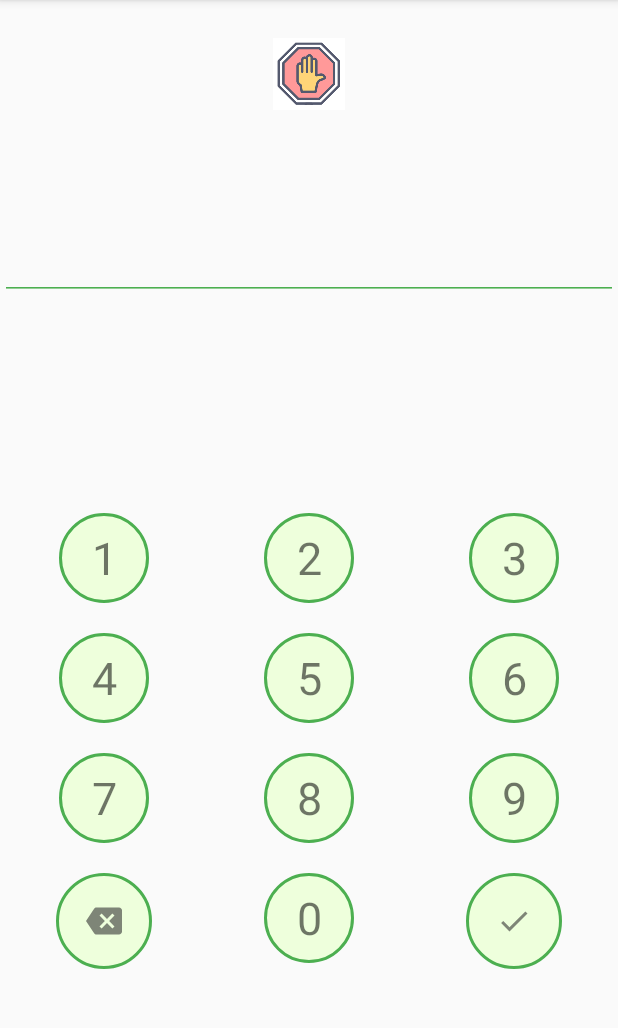
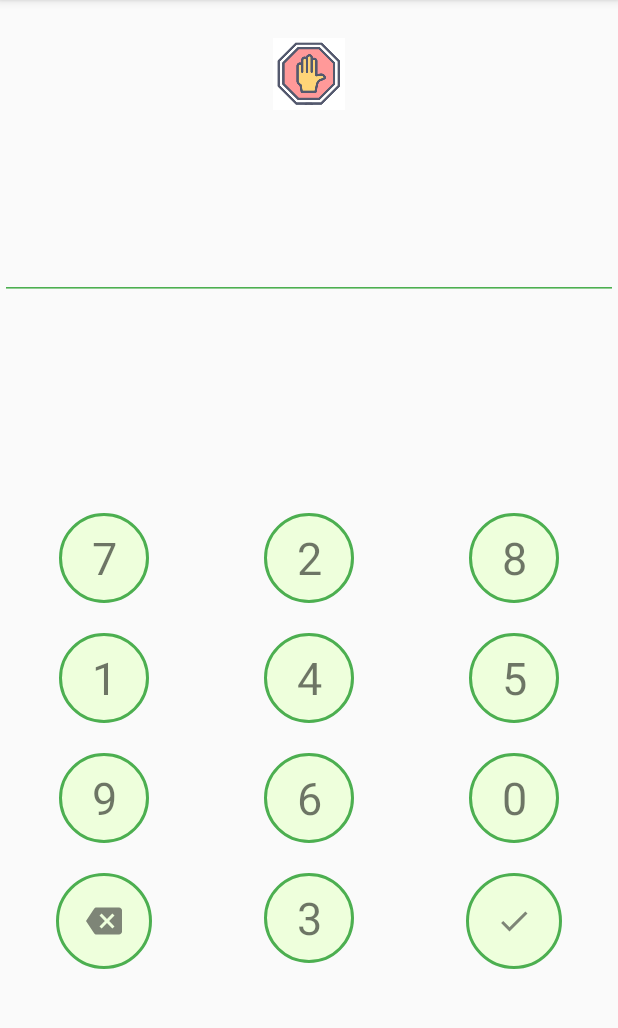
Before and after one commit to darthleonard/PlayBlocker, an Android app: the AccessActivity screen opened directly, with no data from a screen before it, on a phone screen of 412 x 824 dp, the part 84-1112 px from its top. Run offline under Robolectric (Android 15) with nearby library versions, the phone set to English and light mode, and no system bars; 1 statement that could not run was skipped.

Commit message:
random sort buttons logic implemented

```diff
--- a/app/src/main/java/darthleonard/archaos/playblocker/AccessActivity.java
+++ b/app/src/main/java/darthleonard/archaos/playblocker/AccessActivity.java
@@ -9,6 +9,8 @@ import android.widget.EditText;
 import android.widget.TextView;
 
 import androidx.appcompat.app.AppCompatActivity;
+
+import java.util.Stack;
 
 import darthleonard.archaos.playblocker.database.DBAppManager;
 import darthleonard.archaos.playblocker.database.DBAuthManager;
@@ -30,6 +32,10 @@ public class AccessActivity extends AppCompatActivity {
             OpenSettingsActivity();
             db.Close();
             finish();
+        }
+        //if(db.IsRandomSortActive()) { uncoment once the DB is updated
+        if(true) {
+            randomButtons();
         }
         db.Close();
         etPassword = findViewById(R.id.etPassword);
@@ -106,4 +112,33 @@ public class AccessActivity extends AppCompatActivity {
         startMain.setFlags(Intent.FLAG_ACTIVITY_NEW_TASK);
         startActivity(startMain);
     }
+
+    private void randomButtons() {
+        TextView[] tvButtons = loadButtons();
+        int number;
+        Stack<Integer> stack = new Stack<Integer>();
+        for (int i = 0; i < tvButtons.length ; i++) {
+            number = (int) Math.floor(Math.random() * tvButtons.length );
+            while (stack.contains(number)) {
+                number = (int) Math.floor(Math.random() * tvButtons.length );
+            }
+            stack.push(number);
+            tvButtons[i].setText(String.valueOf(number));
+        }
+    }
+
+    private TextView[] loadButtons() {
+        return new TextView[] {
+                findViewById(R.id.btn0),
+                findViewById(R.id.btn1),
+                findViewById(R.id.btn2),
+                findViewById(R.id.btn3),
+                findViewById(R.id.btn4),
+                findViewById(R.id.btn5),
+                findViewById(R.id.btn6),
+                findViewById(R.id.btn7),
+                findViewById(R.id.btn8),
+                findViewById(R.id.btn9),
+        };
+    }
 }
--- a/app/src/main/java/darthleonard/archaos/playblocker/database/DBAuthManager.java
+++ b/app/src/main/java/darthleonard/archaos/playblocker/database/DBAuthManager.java
@@ -34,6 +34,17 @@ public class DBAuthManager extends DBManager {
         return app.moveToFirst();
     }
 
+    public boolean IsRandomSortActive() {
+        Cursor cursor = database.rawQuery(
+                "select " + DatabaseHelper.CONFIG_RANDOM_SORT_BUTTONS +
+                        " from "+ DatabaseHelper.TABLE_CONFIG,
+                null);
+        if(cursor.moveToFirst()) {
+            return cursor.getInt(0) == 1;
+        }
+        return false;
+    }
+
     private void InsertPassword(String password) {
         ContentValues contentValue = new ContentValues();
         contentValue.put(DatabaseHelper.AUTH_PSW, password);
--- a/app/src/main/java/darthleonard/archaos/playblocker/database/DatabaseHelper.java
+++ b/app/src/main/java/darthleonard/archaos/playblocker/database/DatabaseHelper.java
@@ -16,6 +16,7 @@ public class DatabaseHelper extends SQLiteOpenHelper {
     static final String DB_NAME = "playblocker.db";
     public static final String AUTH_PSW = "Psw";
     public static final String CONFIG_SERVICE_STATUS = "ServiceStatus";
+    public static final String CONFIG_RANDOM_SORT_BUTTONS = "RandomSortButtons";
     static final int DB_VERSION = 1;
 
     public DatabaseHelper(Context context) {
@@ -55,7 +56,8 @@ public class DatabaseHelper extends SQLiteOpenHelper {
     private void createConfigTable(SQLiteDatabase db) {
         db.execSQL("create table " + TABLE_CONFIG + "(" +
                 ID + " integer primary key, " +
-                CONFIG_SERVICE_STATUS + " integer)");
+                CONFIG_SERVICE_STATUS + " integer," +
+                CONFIG_RANDOM_SORT_BUTTONS + " integer)");
         InitConfig(db);
     }
 
--- a/app/src/main/res/layout/activity_access.xml
+++ b/app/src/main/res/layout/activity_access.xml
@@ -36,7 +36,8 @@
             android:layout_marginTop="20dp">
             <LinearLayout android:layout_weight="1"
                 android:gravity="center">
-                <TextView android:text="1"
+                <TextView android:id="@+id/btn1"
+                    android:text="1"
                     android:layout_width="wrap_content"
                     android:layout_height="wrap_content"
                     android:textSize="30sp"
@@ -48,7 +49,8 @@
 
             <LinearLayout android:layout_weight="1"
                 android:gravity="center">
-                <TextView android:text="2"
+                <TextView android:id="@+id/btn2"
+                    android:text="2"
                     android:layout_width="wrap_content"
                     android:layout_height="wrap_content"
                     android:textSize="30sp"
@@ -60,7 +62,8 @@
 
             <LinearLayout android:layout_weight="1"
                 android:gravity="center">
-                <TextView android:text="3"
+                <TextView android:id="@+id/btn3"
+                    android:text="3"
                     android:layout_width="wrap_content"
                     android:layout_height="wrap_content"
                     android:textSize="30sp"
@@ -77,7 +80,8 @@
             android:layout_marginTop="20dp">
             <LinearLayout android:layout_weight="1"
                 android:gravity="center">
-                <TextView android:text="4"
+                <TextView android:id="@+id/btn4"
+                    android:text="4"
                     android:layout_width="wrap_content"
                     android:layout_height="wrap_content"
                     android:textSize="30sp"
@@ -89,7 +93,8 @@
 
             <LinearLayout android:layout_weight="1"
                 android:gravity="center">
-                <TextView android:text="5"
+                <TextView android:id="@+id/btn5"
+                    android:text="5"
                     android:layout_width="wrap_content"
                     android:layout_height="wrap_content"
                     android:textSize="30sp"
@@ -101,7 +106,8 @@
 
             <LinearLayout android:layout_weight="1"
                 android:gravity="center">
-                <TextView android:text="6"
+                <TextView android:id="@+id/btn6"
+                    android:text="6"
                     android:layout_width="wrap_content"
                     android:layout_height="wrap_content"
                     android:textSize="30sp"
@@ -118,7 +124,8 @@
             android:layout_marginTop="20dp">
             <LinearLayout android:layout_weight="1"
                 android:gravity="center">
-                <TextView android:text="7"
+                <TextView android:id="@+id/btn7"
+                    android:text="7"
                     android:layout_width="wrap_content"
                     android:layout_height="wrap_content"
                     android:textSize="30sp"
@@ -130,7 +137,8 @@
 
             <LinearLayout android:layout_weight="1"
                 android:gravity="center">
-                <TextView android:text="8"
+                <TextView android:id="@+id/btn8"
+                    android:text="8"
                     android:layout_width="wrap_content"
                     android:layout_height="wrap_content"
                     android:textSize="30sp"
@@ -142,7 +150,8 @@
 
             <LinearLayout android:layout_weight="1"
                 android:gravity="center">
-                <TextView android:text="9"
+                <TextView android:id="@+id/btn9"
+                    android:text="9"
                     android:layout_width="wrap_content"
                     android:layout_height="wrap_content"
                     android:textSize="30sp"
@@ -171,7 +180,8 @@
 
             <LinearLayout android:layout_weight="1"
                 android:gravity="center">
-                <TextView android:text="0"
+                <TextView android:id="@+id/btn0"
+                    android:text="0"
                     android:layout_width="wrap_content"
                     android:layout_height="wrap_content"
                     android:textSize="30sp"
--- a/app/src/main/res/menu/menu.xml
+++ b/app/src/main/res/menu/menu.xml
@@ -5,6 +5,10 @@
         android:title="@string/usageAccess"
         android:icon="@drawable/action_usage"/>
     <item
+        android:id="@+id/menu_random_sort_buttons"
+        android:title="@string/randomSortButtons"
+        android:icon="@drawable/action_password" />
+    <item
         android:id="@+id/menu_password"
         android:title="@string/password"
         android:icon="@drawable/action_password" />
--- a/app/src/main/res/values/strings.xml
+++ b/app/src/main/res/values/strings.xml
@@ -18,4 +18,5 @@
     <string name="password">Contraseña</string>
     <string name="usageAccess">Acceso a datos de uso</string>
     <string name="blockingApps">Bloqueando apps</string>
+    <string name="randomSortButtons">Botones aleatorios</string>
 </resources>
```
Also changed, not shown: 1 other file. Lines whose indentation alone changed are shown as unchanged.
